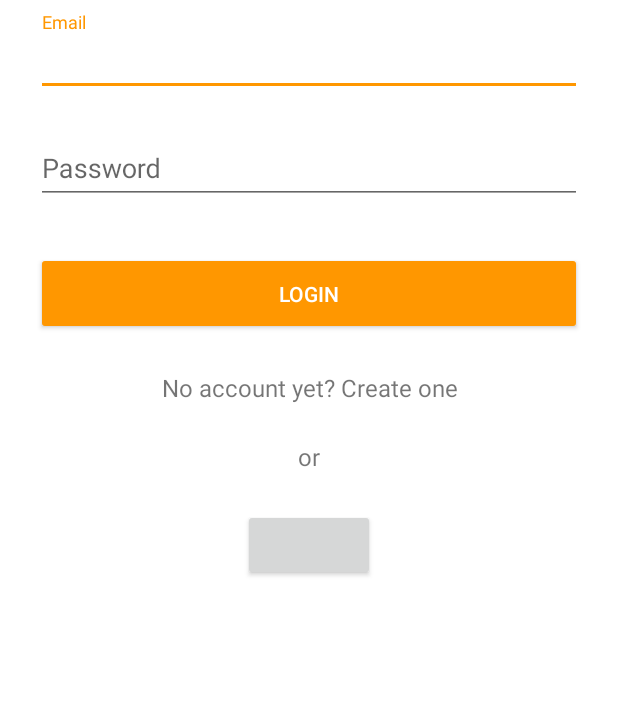
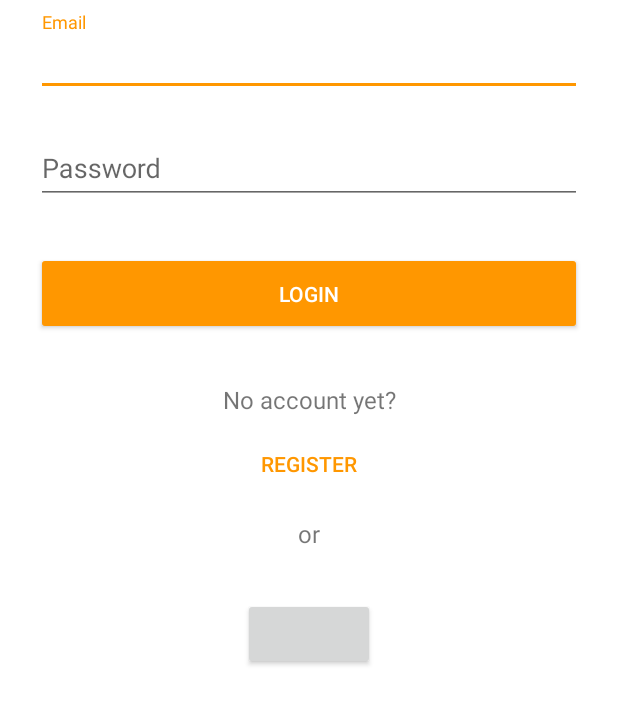
Before and after one commit to HelpAPaw/Android, an Android app: the LoginFragment screen opened directly, with no data from a screen before it, on a phone screen of 412 x 824 dp, the part 255-980 px from its top. Run offline under Robolectric (Android 15) with nearby library versions, the phone set to English and light mode, and no system bars; our stand-ins replace data binding; libraries missing offline, so code that uses them is left out: com.backendless, com.backendless.async, com.backendless.exceptions, com.facebook, com.facebook.login; plain views replace LoginButton; pictures from the network do not load; 3 statements that could not run were skipped.

Commit message:
Buttons for switching between login/register screens made more visible

```diff
--- a/app/src/main/java/org/helpapaw/helpapaw/authentication/login/LoginFragment.java
+++ b/app/src/main/java/org/helpapaw/helpapaw/authentication/login/LoginFragment.java
@@ -45,7 +45,7 @@ public class LoginFragment extends BaseFragment implements LoginContract.View {
         actionsListener = loginPresenter;
 
         binding.btnLogin.setOnClickListener(getBtnLoginClickListener());
-        binding.txtSignup.setOnClickListener(getTxtSignUpClickListener());
+        binding.btnShowRegister.setOnClickListener(getBtnShowRegisterClickListener());
         binding.btnLoginFb.setOnClickListener(getBtnLoginFbClickListener());
         binding.btnLoginFb.setReadPermissions("email");
         binding.btnLoginFb.setFragment(this);
@@ -128,7 +128,7 @@ public class LoginFragment extends BaseFragment implements LoginContract.View {
         };
     }
 
-    public View.OnClickListener getTxtSignUpClickListener() {
+    public View.OnClickListener getBtnShowRegisterClickListener() {
         return new View.OnClickListener() {
             @Override
             public void onClick(View v) {
--- a/app/src/main/java/org/helpapaw/helpapaw/authentication/register/RegisterFragment.java
+++ b/app/src/main/java/org/helpapaw/helpapaw/authentication/register/RegisterFragment.java
@@ -45,7 +45,7 @@ public class RegisterFragment extends BaseFragment implements RegisterContract.V
         actionsListener = registerPresenter;
 
         binding.btnSignup.setOnClickListener(getBtnSignUpListener());
-        binding.txtLogin.setOnClickListener(getTxtLoginClickListener());
+        binding.btnShowLogin.setOnClickListener(getBtnShowLoginClickListener());
         binding.txtWhyPhone.setOnClickListener(getTxtWhyPhoneClickListener());
 
         actionsListener.onInitRegisterScreen();
@@ -120,7 +120,7 @@ public class RegisterFragment extends BaseFragment implements RegisterContract.V
 
     /* OnClick Listeners */
 
-    public View.OnClickListener getTxtLoginClickListener() {
+    public View.OnClickListener getBtnShowLoginClickListener() {
         return new View.OnClickListener() {
             @Override
             public void onClick(View v) {
--- a/app/src/main/res/layout/fragment_login.xml
+++ b/app/src/main/res/layout/fragment_login.xml
@@ -55,16 +55,29 @@
                 android:id="@+id/txt_signup"
                 android:layout_width="match_parent"
                 android:layout_height="wrap_content"
-                android:layout_marginBottom="24dp"
+                android:layout_marginTop="8dp"
+                android:layout_marginBottom="0dp"
                 android:gravity="center"
-                android:text="@string/txt_no_account_yet_create_one"
+                android:text="@string/txt_no_account_yet"
                 android:textSize="16sp" />
+
+            <android.support.v7.widget.AppCompatButton
+                android:id="@+id/btn_show_register"
+                style="@style/Widget.AppCompat.Button.Borderless.Colored"
+                android:layout_width="wrap_content"
+                android:layout_height="wrap_content"
+                android:layout_gravity="center_horizontal"
+                android:layout_marginBottom="0dp"
+                android:layout_marginTop="4dp"
+                android:padding="18dp"
+                android:text="@string/txt_register" />
 
             <TextView
                 android:id="@+id/txt_or"
                 android:layout_width="match_parent"
                 android:layout_height="wrap_content"
-                android:layout_marginBottom="24dp"
+                android:layout_marginTop="8dp"
+                android:layout_marginBottom="32dp"
                 android:gravity="center"
                 android:text="@string/txt_or"
                 android:textSize="16sp" />
--- a/app/src/main/res/values/strings.xml
+++ b/app/src/main/res/values/strings.xml
@@ -8,9 +8,9 @@
     <string name="txt_email_hint">Email</string>
     <string name="txt_password_hint">Password</string>
     <string name="txt_login">Login</string>
-    <string name="txt_no_account_yet_create_one">No account yet? Create one</string>
+    <string name="txt_no_account_yet">No account yet?</string>
     <string name="txt_register">Register</string>
-    <string name="txt_already_a_member">Already a member? Login</string>
+    <string name="txt_already_a_member">Already a member?</string>
     <string name="txt_phone_number">Phone Number</string>
     <string name="txt_name">Name</string>
     <string name="txt_name_required">The name is required!</string>
```
Also changed, not shown: app/src/main/res/layout/fragment_register.xml (+13 -1 lines).
